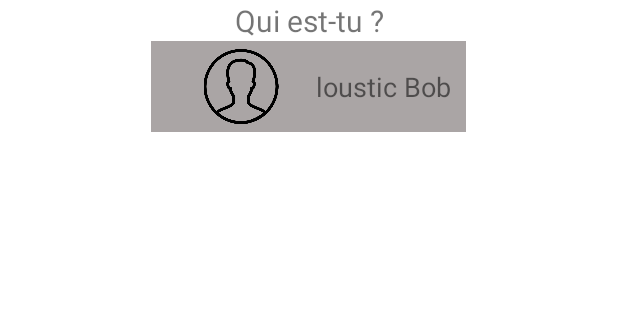
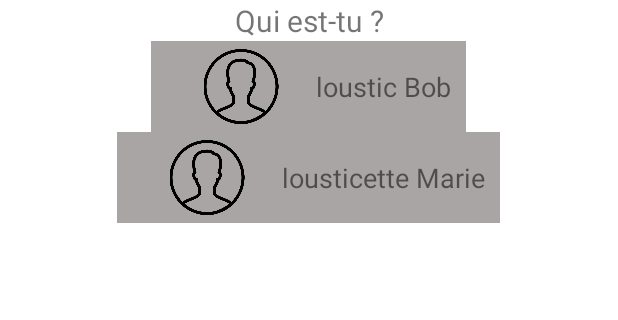
Before and after one commit to JorisMARTIN/IUT2-Android-Project, an Android app: the screen it shows after launch (MainActivity), on a phone screen of 412 x 824 dp, the part 235-555 px from its top. Run offline under Robolectric (Android 15) with nearby library versions, the phone set to English and light mode, and no system bars; our stand-ins replace Room's generated code.

Commit message:
fix user load bug

```diff
--- a/APP/app/src/main/java/fr/nezanmartin/lecoledesloustics/Database/DatabaseClient.java
+++ b/APP/app/src/main/java/fr/nezanmartin/lecoledesloustics/Database/DatabaseClient.java
@@ -6,9 +6,6 @@ import androidx.annotation.NonNull;
 import androidx.room.Room;
 import androidx.room.RoomDatabase;
 import androidx.sqlite.db.SupportSQLiteDatabase;
-
-import java.io.File;
-import java.io.FileReader;
 
 public class DatabaseClient {
 
@@ -27,7 +24,7 @@ public class DatabaseClient {
         appDatabase = Room
                 .databaseBuilder(context, AppDatabase.class, "EcoleDesLousticsDB")
                 .addCallback(roomDatabaseCallback)
-                .createFromAsset("base_levels.db")
+                //.createFromAsset("base_levels.db")
                 .build();
     }
 
@@ -53,10 +50,8 @@ public class DatabaseClient {
         public void onCreate(@NonNull SupportSQLiteDatabase db) {
             super.onCreate(db);
 
-            //
             db.execSQL("INSERT INTO user (name, firstname, current_user) VALUES(\"Bob\", \"loustic\", 0);");
-            //db.execSQL("INSERT INTO user (name, firstname, current_user) VALUES(\"Bob\", \"loustic\", 0);");
-            //db.execSQL("INSERT INTO user (name, firstname, current_user) VALUES(\"Boby3\", \"loustic\", 0);");
+            db.execSQL("INSERT INTO user (name, firstname, current_user) VALUES(\"Marie\", \"lousticette\", 0);");
         }
     };
 }
--- a/APP/app/src/main/java/fr/nezanmartin/lecoledesloustics/MainActivity.java
+++ b/APP/app/src/main/java/fr/nezanmartin/lecoledesloustics/MainActivity.java
@@ -7,13 +7,11 @@ import android.os.AsyncTask;
 import android.os.Bundle;
 import android.view.Gravity;
 import android.view.View;
-import android.widget.ImageView;
 import android.widget.LinearLayout;
 import android.widget.ScrollView;
 import android.widget.TextView;
 
 import java.util.ArrayList;
-import java.util.HashMap;
 import java.util.List;
 
 import fr.nezanmartin.lecoledesloustics.Database.DatabaseClient;
@@ -26,7 +24,7 @@ public class MainActivity extends AppCompatActivity {
     List<User> allUsers;
 
     // VIEW
-    ScrollView profilesScroll;
+    LinearLayout profilesScroll;
 
 
     @Override
@@ -44,8 +42,6 @@ public class MainActivity extends AppCompatActivity {
         // Initialise view
         this.profilesScroll = findViewById(R.id.activity_main_profiles_scroll);
 
-        // Set current user to false to everyone
-
 
         //Get all users from database stock them in allUsers ArrayList
         getAllUsers();
@@ -55,7 +51,7 @@ public class MainActivity extends AppCompatActivity {
     private void getAllUsers() {
 
         /**
-         * Création d'une classe asynchrone pour sauvegarder la tache donnée par l'utilisateur
+         * Création d'une classe asynchrone pour récuperer les utilisateurs
          */
         class CollectUsers extends AsyncTask<Void, Void, List<User>> {
 
@@ -97,11 +93,7 @@ public class MainActivity extends AppCompatActivity {
 
             TextView name = (TextView) layout.findViewById(R.id.profile_template_name);
             name.setText(user.getFistname() + " " + user.getName());
-
             globalLayout.addView(layout);
-
-            globalLayout.setLayoutParams(new LinearLayout.LayoutParams(LinearLayout.LayoutParams.MATCH_PARENT, LinearLayout.LayoutParams.MATCH_PARENT));
-
             // Add onClickListener
             globalLayout.setOnClickListener(new View.OnClickListener(){
 
@@ -110,8 +102,7 @@ public class MainActivity extends AppCompatActivity {
                     setCurrentUser(user);
                 }
             });
-
-
+            globalLayout.setLayoutParams(new LinearLayout.LayoutParams(LinearLayout.LayoutParams.MATCH_PARENT, LinearLayout.LayoutParams.MATCH_PARENT));
             profilesScroll.addView(globalLayout);
         }
     }
--- a/APP/app/src/main/res/layout/activity_main.xml
+++ b/APP/app/src/main/res/layout/activity_main.xml
@@ -30,14 +30,15 @@
             android:gravity="center"
             android:textSize="20sp"/>
 
-        <ScrollView
+        <LinearLayout
             android:id="@+id/activity_main_profiles_scroll"
             android:layout_width="match_parent"
-            android:layout_height="wrap_content">
+            android:layout_height="wrap_content"
+            android:orientation="vertical">
 
             <!-- Load users profiles by inflate of component_user_profile.xml -->
 
-        </ScrollView>
+        </LinearLayout>
 
 
     </LinearLayout>
```
